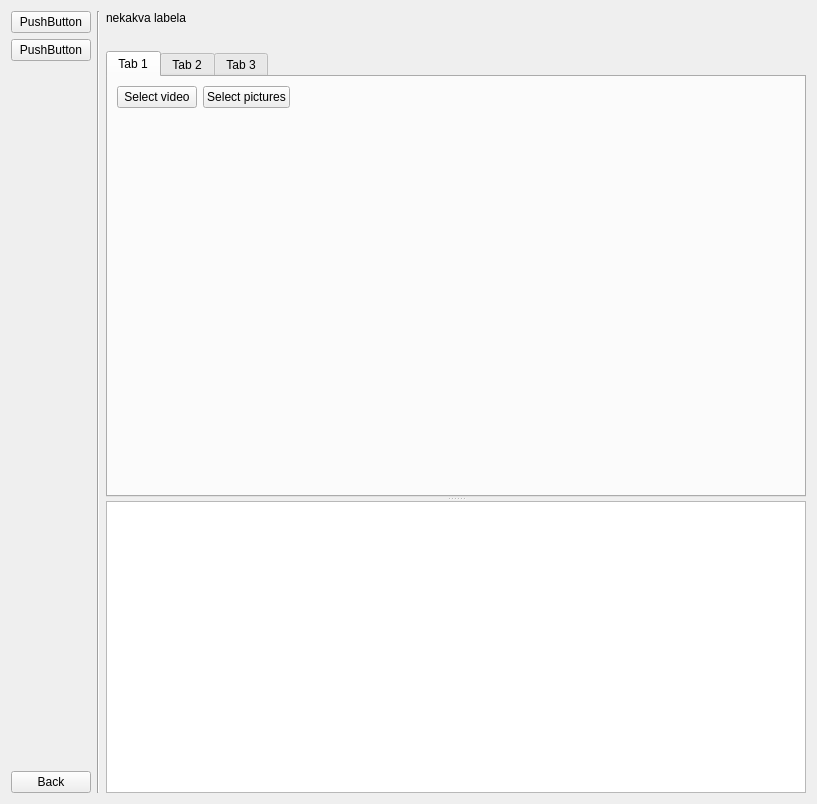
kuzzmak/deepfake, file gui/templates/make_deepfake_page.ui: the form before one commit.
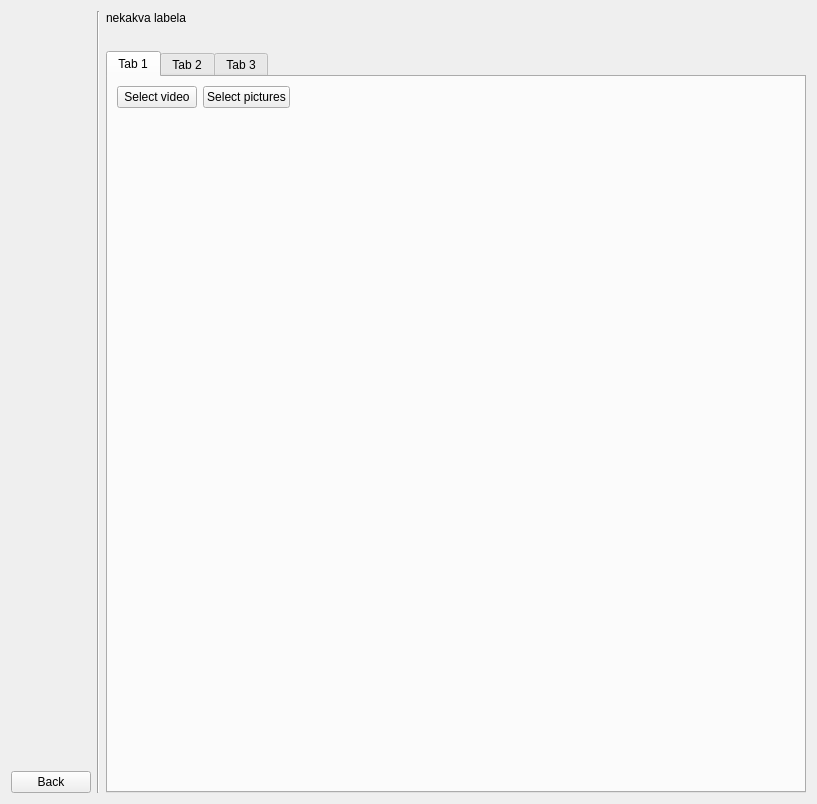
The form after the commit.

```diff
--- a/gui/templates/make_deepfake_page.ui
+++ b/gui/templates/make_deepfake_page.ui
@@ -23,20 +23,6 @@
          <property name="sizeConstraint">
           <enum>QLayout::SetDefaultConstraint</enum>
          </property>
-         <item>
-          <widget class="QPushButton" name="pushButton_3">
-           <property name="text">
-            <string>PushButton</string>
-           </property>
-          </widget>
-         </item>
-         <item>
-          <widget class="QPushButton" name="pushButton">
-           <property name="text">
-            <string>PushButton</string>
-           </property>
-          </widget>
-         </item>
          <item>
           <spacer name="verticalSpacer">
            <property name="orientation">
@@ -197,44 +183,6 @@
                  </item>
                 </layout>
                </widget>
-               <widget class="QTextEdit" name="console">
-                <property name="enabled">
-                 <bool>true</bool>
-                </property>
-                <property name="sizePolicy">
-                 <sizepolicy hsizetype="Preferred" vsizetype="Preferred">
-                  <horstretch>0</horstretch>
-                  <verstretch>0</verstretch>
-                 </sizepolicy>
-                </property>
-                <property name="minimumSize">
-                 <size>
-                  <width>0</width>
-                  <height>30</height>
-                 </size>
-                </property>
-                <property name="maximumSize">
-                 <size>
-                  <width>16777215</width>
-                  <height>16777215</height>
-                 </size>
-                </property>
-                <property name="baseSize">
-                 <size>
-                  <width>0</width>
-                  <height>0</height>
-                 </size>
-                </property>
-                <property name="frameShadow">
-                 <enum>QFrame::Plain</enum>
-                </property>
-                <property name="sizeAdjustPolicy">
-                 <enum>QAbstractScrollArea::AdjustToContentsOnFirstShow</enum>
-                </property>
-                <property name="readOnly">
-                 <bool>true</bool>
-                </property>
-               </widget>
               </widget>
              </item>
             </layout>
```
